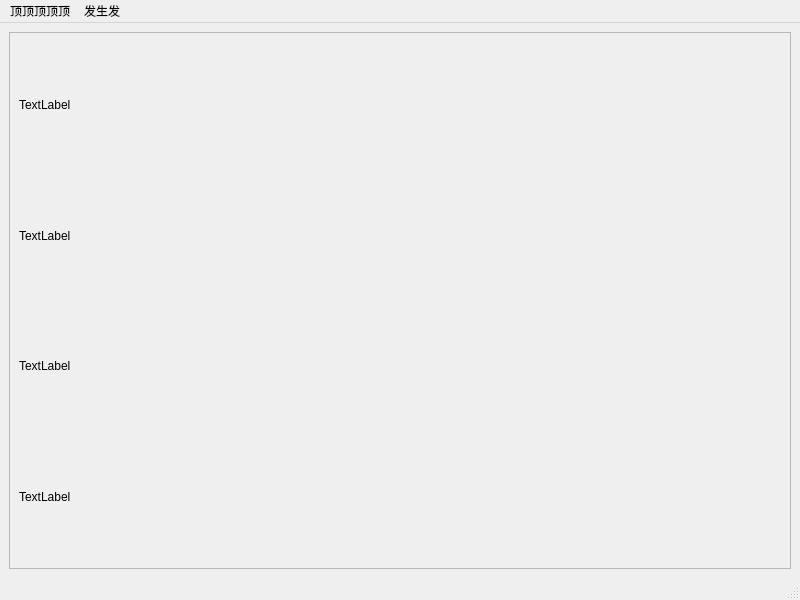
This is QT/PyQT/chapter3/form.ui in jewis123/LearningMD as Qt 5 draws it before an edit. The edited form follows.
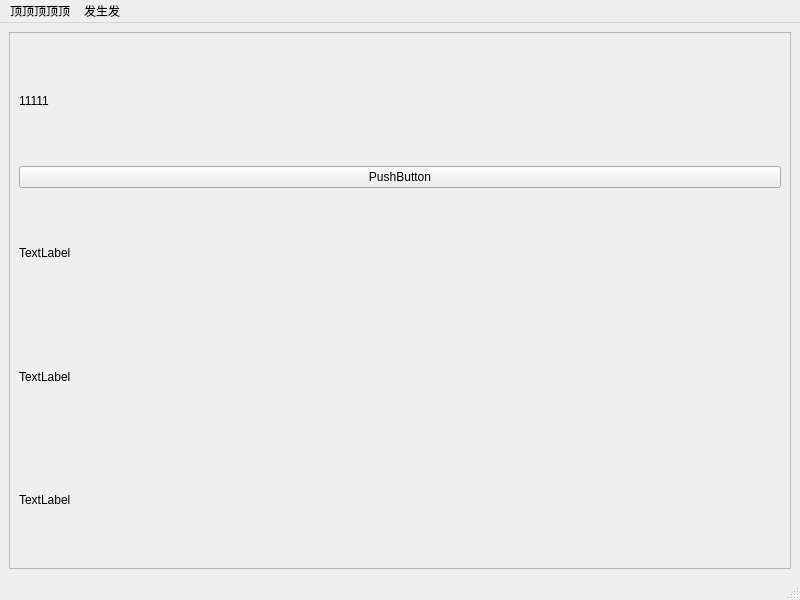
This is the edited form.

The edit to the form file:
```diff
--- a/QT/PyQT/chapter3/form.ui
+++ b/QT/PyQT/chapter3/form.ui
@@ -33,7 +33,14 @@
         <item>
          <widget class="QLabel" name="label">
           <property name="text">
-           <string>TextLabel</string>
+           <string>11111</string>
+          </property>
+         </widget>
+        </item>
+        <item>
+         <widget class="QPushButton" name="pushButton">
+          <property name="text">
+           <string>PushButton</string>
           </property>
          </widget>
         </item>
```
Left out of the diff: 19 changed lines with no effect on the pictures.
